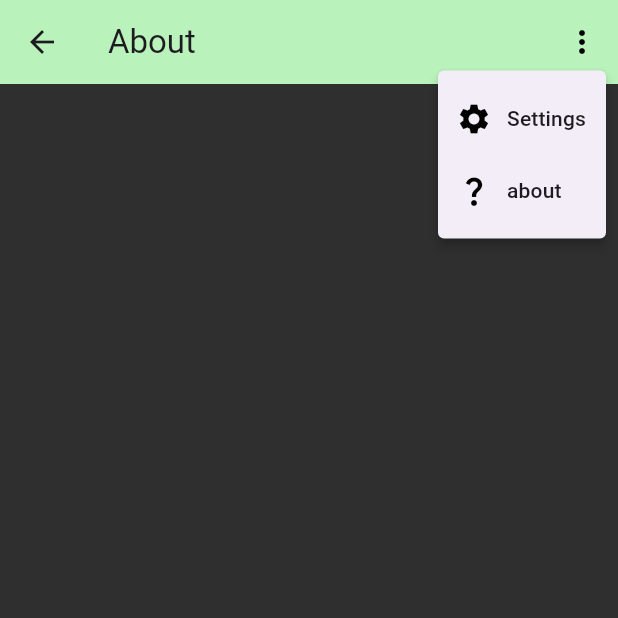
After one commit to Mnov34/ModuLife, a Flutter app: the AboutPage screen opened directly, after a tap on the "more vert" icon, on a phone screen of 412 x 824 dp, the top half of it. The commit adds this screen. Run offline on Flutter 3.47's test engine with Material 3 defaults, Android fonts, the phone set to English and light mode, and no system bars; our stand-ins replace bloc, equatable, flutter_bloc, formz, shared_preferences; accounts and stored records are empty.

Commit message:
add the skeletons of the settings and about pages

```diff
--- /dev/null
+++ b/lib/about/about.dart
@@ -0,0 +1 @@
+export 'views/views.dart';
--- /dev/null
+++ b/lib/about/views/about_page.dart
@@ -0,0 +1,36 @@
+import 'package:flutter/material.dart';
+
+import 'package:modulife/widgets/custom_app_bar.dart';
+import 'package:modulife_ui_colors/modulife_ui_colors.dart';
+
+class AboutPage extends StatefulWidget {
+  const AboutPage({super.key});
+
+  static Route<void> route() {
+    return MaterialPageRoute<void>(
+        builder: (BuildContext _) => const AboutPage());
+  }
+
+  @override
+  State<StatefulWidget> createState() => _AboutPageState();
+}
+
+class _AboutPageState extends State<AboutPage> {
+  @override
+  Widget build(BuildContext context) {
+    return Scaffold(
+      appBar: const CustomAppBar(
+        title: 'About',
+        profile: null,
+        isBackButtonEnabled: true,
+      ),
+      body: Stack(
+        children: [
+          Container(
+            color: UiColors.background,
+          ),
+        ],
+      ),
+    );
+  }
+}
--- /dev/null
+++ b/lib/about/views/views.dart
@@ -0,0 +1 @@
+export 'about_page.dart';
--- /dev/null
+++ b/lib/settings/settings.dart
@@ -0,0 +1 @@
+export 'views/views.dart';
--- /dev/null
+++ b/lib/settings/views/views.dart
@@ -0,0 +1 @@
+export 'settings_page.dart';
--- a/lib/widgets/custom_app_bar.dart
+++ b/lib/widgets/custom_app_bar.dart
@@ -1,6 +1,8 @@
 import 'package:flutter/material.dart';
 
+import 'package:modulife/about/about.dart';
 import 'package:modulife/profile/models/models.dart';
+import 'package:modulife/settings/settings.dart';
 import 'package:modulife_ui_colors/modulife_ui_colors.dart';
 
 class CustomAppBar extends StatelessWidget implements PreferredSizeWidget {
@@ -35,21 +37,39 @@ class CustomAppBar extends StatelessWidget implements PreferredSizeWidget {
         ],
       ),
       actions: [
-        PopupMenuButton<int>(
+        PopupMenuButton<String>(
           icon: const Icon(Icons.more_vert, color: Colors.black),
           offset: const Offset(0, 43),
-          onSelected: (int result){
-            if (result == 0) {
-              // TODO: Implement the settings page navigation here
+          onSelected: (String result) {
+            switch (result) {
+              case 'settings':
+                Navigator.of(context).pop();
+                SettingsPage.route();
+                break;
+              case 'about':
+                Navigator.of(context).pop();
+                AboutPage.route();
+                break;
             }
           },
           itemBuilder: (BuildContext context) => [
-            const PopupMenuItem<int>(
+            const PopupMenuItem<String>(
+              value: 'settings',
               child: Row(
                 children: [
                   Icon(Icons.settings, color: Colors.black),
                   SizedBox(width: 10),
                   Text('Settings'),
+                ],
+              ),
+            ),
+            const PopupMenuItem<String>(
+              value: 'about',
+              child: Row(
+                children: [
+                  Icon(Icons.question_mark, color: Colors.black),
+                  SizedBox(width: 10),
+                  Text('about'),
                 ],
               ),
             ),
--- a/pubspec.yaml
+++ b/pubspec.yaml
@@ -2,7 +2,7 @@ name: modulife
 description: "Simply an easier life."
 publish_to: 'none' # Remove this line if you wish to publish to pub.dev
 
-version: 1.0.0-beta.1
+version: 1.1.0+2
 
 environment:
   sdk: '>=3.4.3 <4.0.0'
```
Also changed, not shown: lib/notes/views/notes_page.dart (+85 -3 lines), lib/settings/views/settings_page.dart (added, +36 -0 lines). Lines whose indentation alone changed are shown as unchanged.
